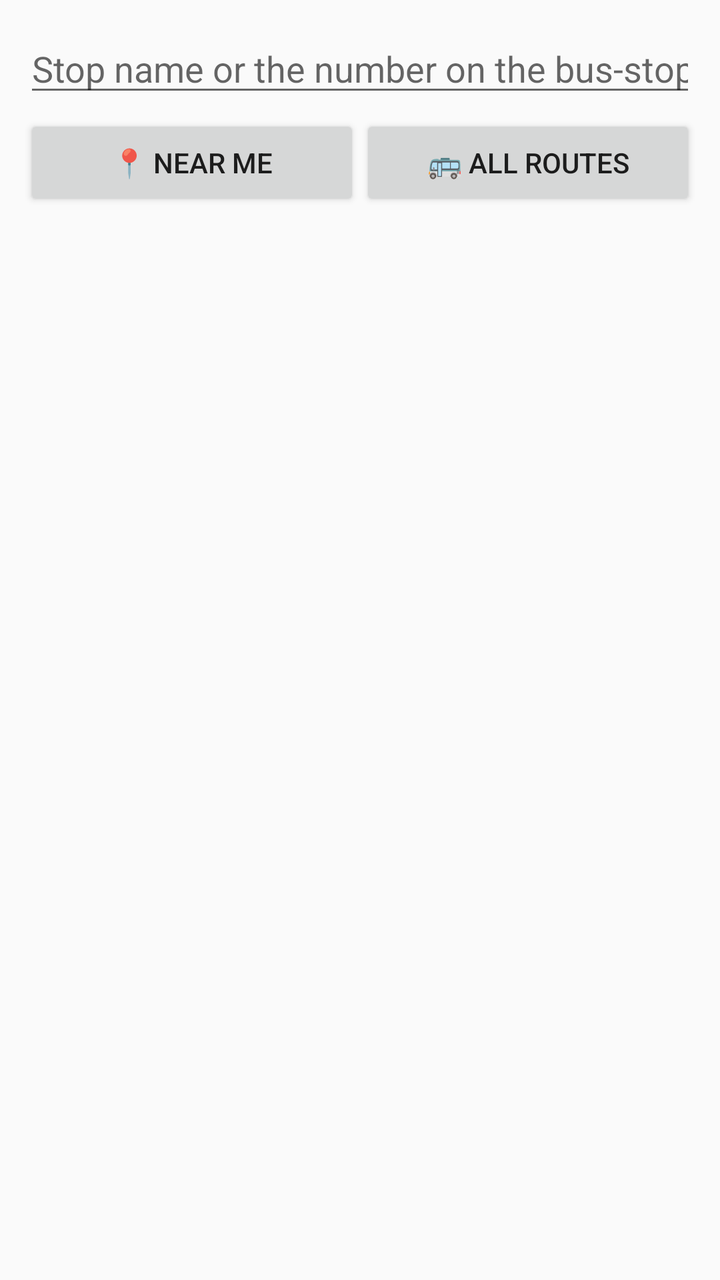
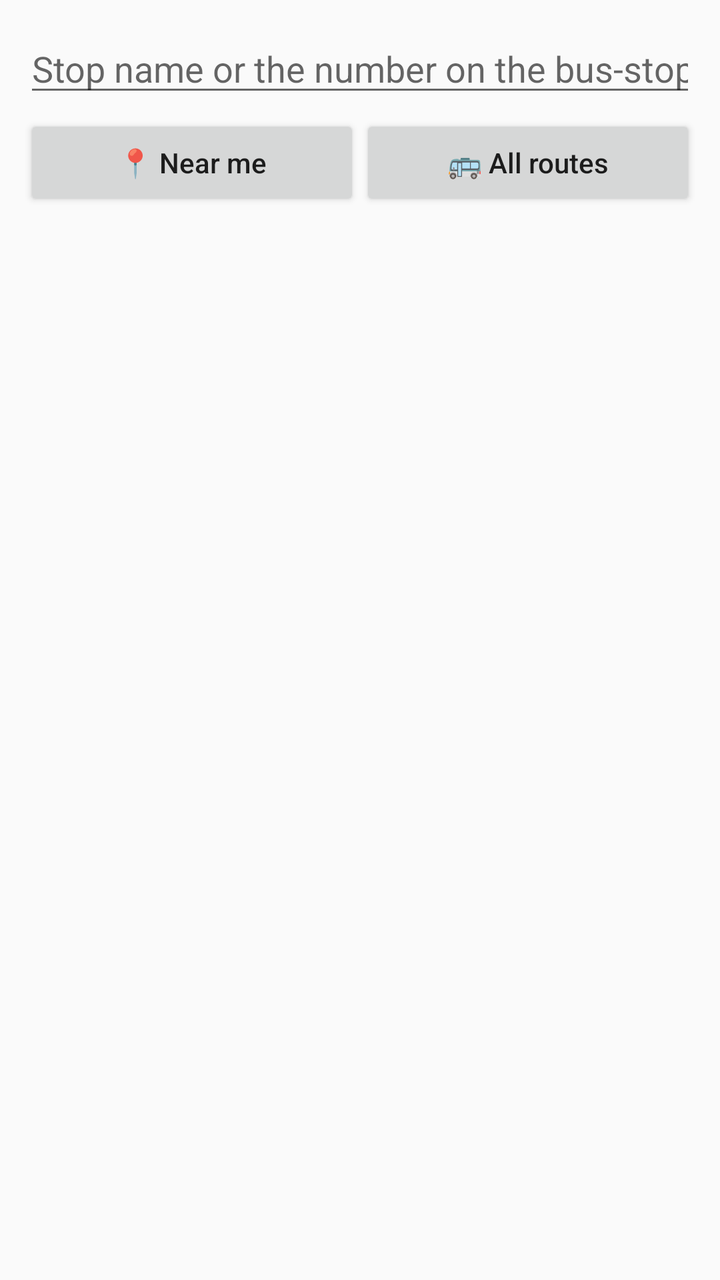

Compare the two renders of this Android layout. The source of the first and the diff that turns it into the second are given below.
<!-- AndroidManifest.xml: application theme AppTheme -->
<!-- res/layout/activity_main.xml -->
<?xml version="1.0" encoding="utf-8"?>
<LinearLayout xmlns:android="http://schemas.android.com/apk/res/android"
    android:layout_width="match_parent"
    android:layout_height="match_parent"
    android:orientation="vertical"
    android:padding="12dp">

    <EditText
        android:id="@+id/search"
        android:layout_width="match_parent"
        android:layout_height="wrap_content"
        android:hint="@string/search_hint"
        android:imeOptions="actionSearch"
        android:importantForAutofill="no"
        android:inputType="text"
        android:singleLine="true" />

    <LinearLayout
        android:layout_width="match_parent"
        android:layout_height="wrap_content"
        android:layout_marginTop="4dp"
        android:orientation="horizontal">

        <Button
            android:id="@+id/near_me"
            android:layout_width="0dp"
            android:layout_height="wrap_content"
            android:layout_weight="1"
            android:text="📍 Near me" />

        <Button
            android:id="@+id/all_routes"
            android:layout_width="0dp"
            android:layout_height="wrap_content"
            android:layout_weight="1"
            android:text="🚌 All routes" />
    </LinearLayout>

    <TextView
        android:id="@+id/heading"
        android:layout_width="match_parent"
        android:layout_height="wrap_content"
        android:layout_marginTop="12dp"
        android:textSize="16sp"
        android:textStyle="bold" />

    <TextView
        android:id="@+id/empty"
        android:layout_width="match_parent"
        android:layout_height="wrap_content"
        android:layout_marginTop="8dp"
        android:textColor="#757575"
        android:visibility="gone" />

    <ListView
        android:id="@+id/list"
        android:layout_width="match_parent"
        android:layout_height="0dp"
        android:layout_weight="1" />
</LinearLayout>
<!-- resources referenced by this layout -->
<resources>
  <string name="search_hint">Stop name or the number on the bus-stop sign</string>
  <style name="AppTheme" parent="android:Theme.Material.Light.DarkActionBar">
          <item name="android:colorPrimary">#0B3D91</item>
          <item name="android:colorPrimaryDark">#072A66</item>
          <item name="android:colorAccent">#F7941D</item>
      </style>
</resources>

<!-- the commit's change to res/layout/activity_main.xml (unified diff, before → after) -->
@@ -19,10 +19,12 @@
         android:layout_width="match_parent"
         android:layout_height="wrap_content"
         android:layout_marginTop="4dp"
+        android:baselineAligned="false"
         android:orientation="horizontal">
 
         <Button
             android:id="@+id/near_me"
+            android:textAllCaps="false"
             android:layout_width="0dp"
             android:layout_height="wrap_content"
             android:layout_weight="1"
@@ -30,6 +32,7 @@
 
         <Button
             android:id="@+id/all_routes"
+            android:textAllCaps="false"
             android:layout_width="0dp"
             android:layout_height="wrap_content"
             android:layout_weight="1"
<!-- resource entries referenced after the edit -->
@@ -5,6 +5,8 @@
           <item name="android:colorPrimary">#0B3D91</item>
           <item name="android:colorPrimaryDark">#072A66</item>
           <item name="android:colorAccent">#F7941D</item>
+          
+          <item name="android:windowOptOutEdgeToEdgeEnforcement">true</item>
       </style>
 </resources>
 
